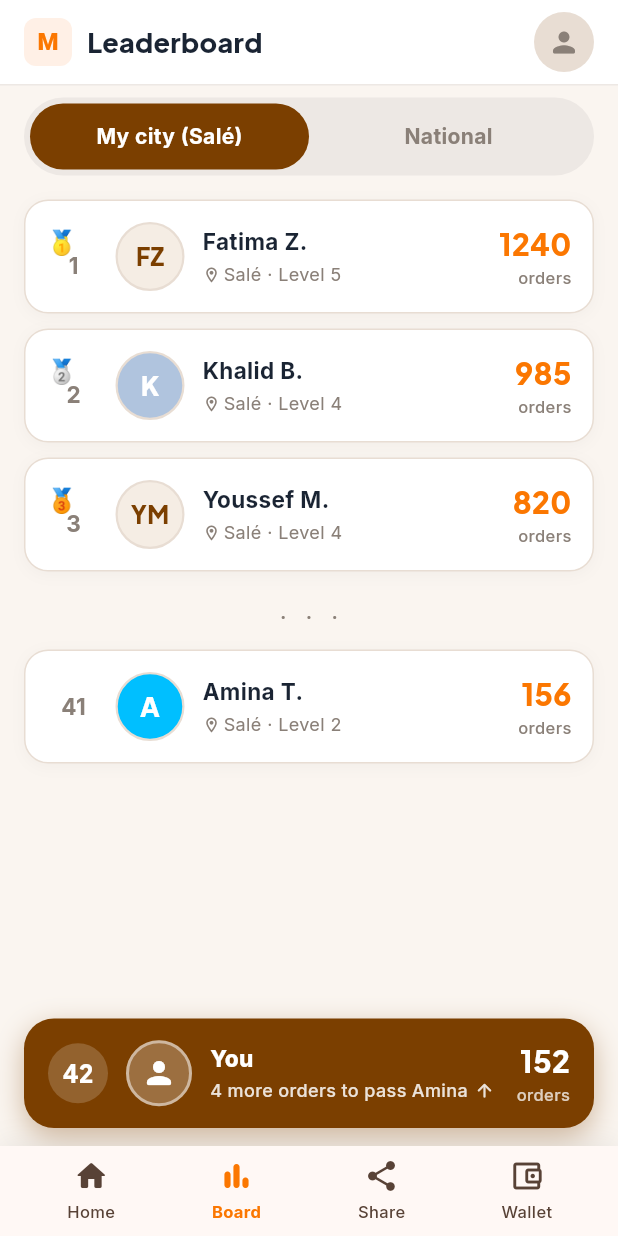
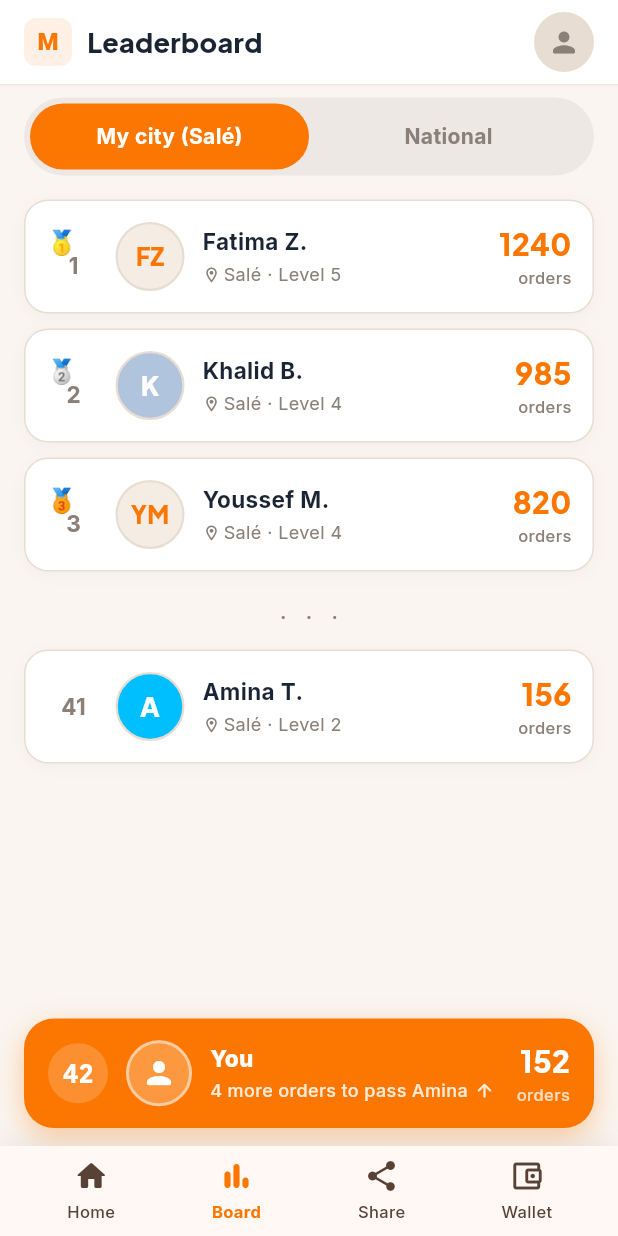
Before and after one commit to maamora/Maamora-Ambassador, a Flutter app: the screen it shows after launch, item 2 of the bottom bar chosen, on a phone screen of 412 x 824 dp. Run offline on Flutter 3.47's test engine with Material 3 defaults, Android fonts, the phone set to English and light mode, and no system bars; our stand-ins replace flutter_dotenv, flutter_riverpod, go_router, google_fonts, share_plus, supabase_flutter; accounts and stored records are empty.

Commit message:
fixing problems

```diff
--- a/lib/features/community/screens/community_screen.dart
+++ b/lib/features/community/screens/community_screen.dart
@@ -1,7 +1,7 @@
 import 'package:flutter/material.dart';
 
 class CommunityScreen extends StatelessWidget {
-  const CommunityScreen({Key? key}) : super(key: key);
+  const CommunityScreen({super.key});
 
   @override
   Widget build(BuildContext context) {
--- a/lib/features/dashboard/screens/dashboard_screen.dart
+++ b/lib/features/dashboard/screens/dashboard_screen.dart
@@ -134,7 +134,7 @@ class _NextLevelCard extends StatelessWidget {
         border: Border.all(color: _cardBorder),
         boxShadow: [
           BoxShadow(
-            color: Colors.black.withOpacity(0.04),
+            color: Colors.black.withValues(alpha: 0.04),
             blurRadius: 12,
             offset: const Offset(0, 4),
           ),
@@ -347,7 +347,7 @@ class _GroupCard extends StatelessWidget {
         border: Border.all(color: _cardBorder),
         boxShadow: [
           BoxShadow(
-            color: Colors.black.withOpacity(0.03),
+            color: Colors.black.withValues(alpha: 0.03),
             blurRadius: 10,
             offset: const Offset(0, 3),
           ),
--- a/lib/features/groups/screens/order_details_screen.dart
+++ b/lib/features/groups/screens/order_details_screen.dart
@@ -73,7 +73,7 @@ class _ProductCard extends StatelessWidget {
         borderRadius: BorderRadius.circular(20),
         boxShadow: [
           BoxShadow(
-            color: Colors.black.withOpacity(0.04),
+            color: Colors.black.withValues(alpha: 0.04),
             blurRadius: 20,
             offset: const Offset(0, 4),
           ),
@@ -228,7 +228,7 @@ class _FulfillmentStatusCard extends StatelessWidget {
         borderRadius: BorderRadius.circular(20),
         boxShadow: [
           BoxShadow(
-            color: Colors.black.withOpacity(0.04),
+            color: Colors.black.withValues(alpha: 0.04),
             blurRadius: 20,
             offset: const Offset(0, 4),
           ),
--- a/lib/features/leaderboard_rewards/screens/leaderboard_screen.dart
+++ b/lib/features/leaderboard_rewards/screens/leaderboard_screen.dart
@@ -8,8 +8,7 @@ const Color _surface = Color(0xFFFFFFFF);
 const Color _onBackground = Color(0xFF1A2433);
 const Color _onSurfaceVariant = Color(0xFF8A8078);
 const Color _cardBorder = Color(0xFFE8DDD3);
-// Brown used for the user row and active pill in the mockup
-const Color _brownDark = Color(0xFF7B3F00);
+const Color _brownDark = _primary;
 
 // ── Dummy Data ────────────────────────────────────────────────────────────
 
@@ -219,7 +218,7 @@ class _RankRow extends StatelessWidget {
         border: Border.all(color: _cardBorder),
         boxShadow: [
           BoxShadow(
-            color: Colors.black.withOpacity(0.03),
+            color: Colors.black.withValues(alpha: 0.03),
             blurRadius: 8,
             offset: const Offset(0, 2),
           ),
@@ -355,7 +354,7 @@ class _MyPinnedRow extends StatelessWidget {
         borderRadius: BorderRadius.circular(20),
         boxShadow: [
           BoxShadow(
-            color: _brownDark.withOpacity(0.35),
+            color: _brownDark.withValues(alpha: 0.35),
             blurRadius: 16,
             offset: const Offset(0, 6),
           ),
@@ -368,7 +367,7 @@ class _MyPinnedRow extends StatelessWidget {
             width: 40,
             height: 40,
             decoration: BoxDecoration(
-              color: Colors.white.withOpacity(0.18),
+              color: Colors.white.withValues(alpha: 0.18),
               shape: BoxShape.circle,
             ),
             alignment: Alignment.center,
@@ -388,8 +387,8 @@ class _MyPinnedRow extends StatelessWidget {
             height: 44,
             decoration: BoxDecoration(
               shape: BoxShape.circle,
-              color: Colors.white.withOpacity(0.25),
-              border: Border.all(color: Colors.white.withOpacity(0.5), width: 2),
+              color: Colors.white.withValues(alpha: 0.25),
+              border: Border.all(color: Colors.white.withValues(alpha: 0.5), width: 2),
             ),
             child: const Icon(Icons.person_rounded, color: Colors.white, size: 24),
           ),
@@ -415,12 +414,12 @@ class _MyPinnedRow extends StatelessWidget {
                       style: GoogleFonts.inter(
                         fontSize: 12,
                         fontWeight: FontWeight.w500,
-                        color: Colors.white.withOpacity(0.85),
+                        color: Colors.white.withValues(alpha: 0.85),
                       ),
                     ),
                     const SizedBox(width: 4),
                     Icon(Icons.arrow_upward_rounded,
-                        color: Colors.white.withOpacity(0.85), size: 14),
+                        color: Colors.white.withValues(alpha: 0.85), size: 14),
                   ],
                 ),
               ],
@@ -443,7 +442,7 @@ class _MyPinnedRow extends StatelessWidget {
                 style: GoogleFonts.inter(
                   fontSize: 11,
                   fontWeight: FontWeight.w500,
-                  color: Colors.white.withOpacity(0.75),
+                  color: Colors.white.withValues(alpha: 0.75),
                 ),
               ),
             ],
--- a/lib/features/leaderboard_rewards/widgets/redemption_confirmation_sheet.dart
+++ b/lib/features/leaderboard_rewards/widgets/redemption_confirmation_sheet.dart
@@ -84,7 +84,7 @@ class _RedemptionConfirmationSheetState extends State<RedemptionConfirmationShee
               decoration: BoxDecoration(
                 color: _surfaceContainerLow,
                 borderRadius: BorderRadius.circular(18),
-                border: Border.all(color: _outlineVariant.withOpacity(0.6)),
+                border: Border.all(color: _outlineVariant.withValues(alpha: 0.6)),
               ),
               child: Column(
                 children: [
@@ -166,7 +166,7 @@ class _DetailRow extends StatelessWidget {
       decoration: BoxDecoration(
         border: isLast
             ? null
-            : Border(bottom: BorderSide(color: _outlineVariant.withOpacity(0.4))),
+            : Border(bottom: BorderSide(color: _outlineVariant.withValues(alpha: 0.4))),
       ),
       child: Row(
         mainAxisAlignment: MainAxisAlignment.spaceBetween,
--- a/lib/features/pickup/screens/pickup_screen.dart
+++ b/lib/features/pickup/screens/pickup_screen.dart
@@ -1,7 +1,7 @@
 import 'package:flutter/material.dart';
 
 class PickupScreen extends StatelessWidget {
-  const PickupScreen({Key? key}) : super(key: key);
+  const PickupScreen({super.key});
 
   @override
   Widget build(BuildContext context) {
--- a/lib/features/share/providers/product_catalog_provider.dart
+++ b/lib/features/share/providers/product_catalog_provider.dart
@@ -1,5 +1,5 @@
+import 'package:flutter/foundation.dart';
 import 'package:flutter_riverpod/flutter_riverpod.dart';
-import '../../../../core/services/mock_data_service.dart';
 import '../../../../models/models.dart';
 import '../data/repositories/share_repository.dart';
 import '../data/repositories/share_repository_impl.dart';
@@ -25,7 +25,7 @@ class ProductCatalogNotifier extends AsyncNotifier<List<Product>> {
     try {
       return await _repository.fetchProducts();
     } catch (e) {
-      print('Error fetching products: $e');
+      debugPrint('Error fetching products: $e');
       return [];
     }
   }
--- a/lib/features/share/screens/share_screen.dart
+++ b/lib/features/share/screens/share_screen.dart
@@ -192,7 +192,7 @@ class _MessagePreviewSection extends StatelessWidget {
               ),
               boxShadow: [
                 BoxShadow(
-                  color: Colors.black.withOpacity(0.06),
+                  color: Colors.black.withValues(alpha: 0.06),
                   blurRadius: 8,
                   offset: const Offset(0, 2),
                 ),
--- a/lib/main.dart
+++ b/lib/main.dart
@@ -13,7 +13,7 @@ Future<void> main() async {
 
   await Supabase.initialize(
     url: ApiConstants.supabaseUrl,
-    anonKey: ApiConstants.supabaseAnonKey,
+    publishableKey: ApiConstants.supabaseAnonKey,
   );
 
   runApp(const ProviderScope(child: AmbassadorsApp()));
--- a/lib/shared/navigation/app_router.dart
+++ b/lib/shared/navigation/app_router.dart
@@ -1,3 +1,4 @@
+// ignore_for_file: dead_code
 import 'package:flutter/material.dart';
 import 'package:go_router/go_router.dart';
 import 'dart:async';
--- a/lib/shared/widgets/bottom_nav_bar.dart
+++ b/lib/shared/widgets/bottom_nav_bar.dart
@@ -22,7 +22,7 @@ class SharedBottomNavBar extends StatelessWidget {
         color: surface,
         boxShadow: [
           BoxShadow(
-            color: Colors.black.withOpacity(0.07),
+            color: Colors.black.withValues(alpha: 0.07),
             blurRadius: 16,
             offset: const Offset(0, -2),
           ),
```
Also changed, not shown: lib/features/leaderboard_rewards/screens/rewards_screen.dart (+6 -6 lines), lib/features/share/providers/create_group_provider.dart (+4 -3 lines).
